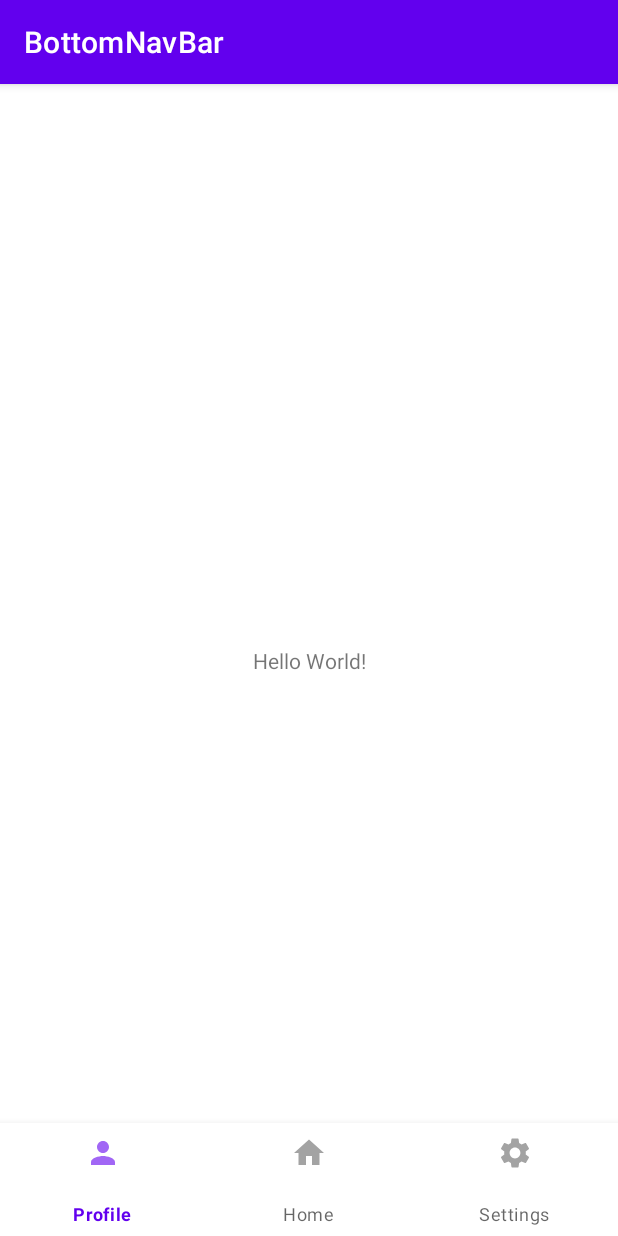
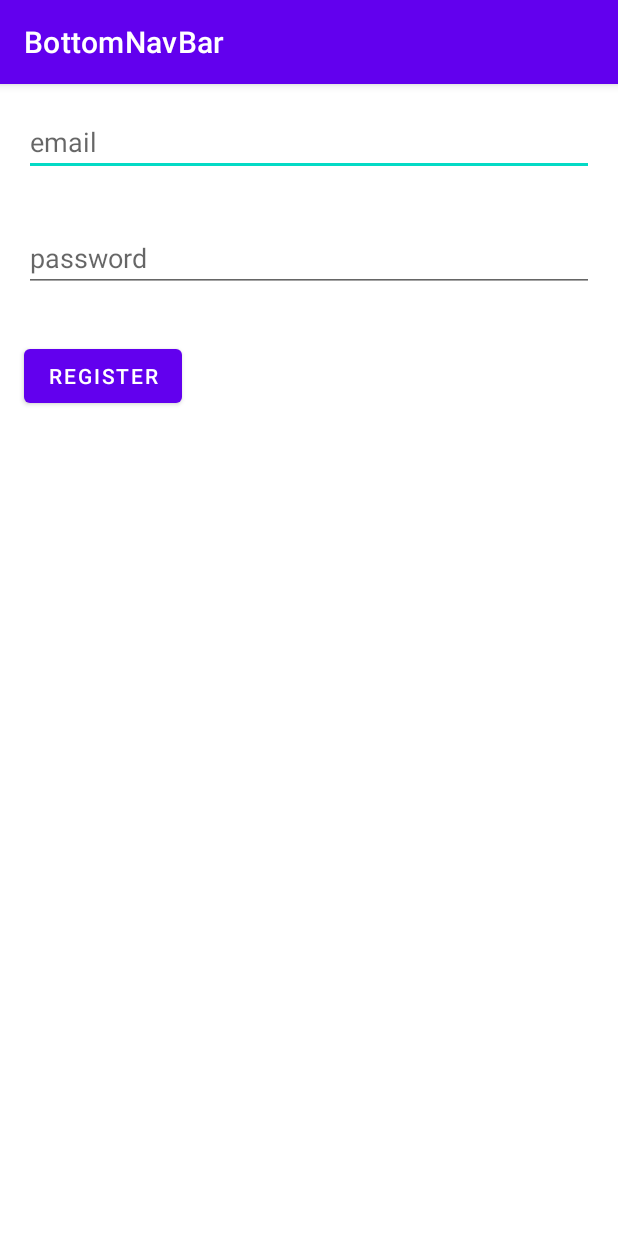
Before and after one commit to carlosguinovart/App-s-Android, an Android app: the screen it shows after launch (MainActivity before the commit, LoginActivity after it), on a phone screen of 412 x 824 dp. Run offline under Robolectric (Android 15) with nearby library versions, the phone set to English and light mode, and no system bars; our stand-ins replace Firebase (no records; nobody signed in at launch, a user with empty details on screens opened directly).

Commit message:
commit FIREBASE BALL

```diff
--- a/BottomNavBar/app/build.gradle
+++ b/BottomNavBar/app/build.gradle
@@ -1,5 +1,6 @@
 plugins {
     id 'com.android.application'
+    id 'com.google.gms.google-services'
 }
 
 android {
@@ -33,6 +34,7 @@ dependencies {
     implementation 'androidx.appcompat:appcompat:1.6.1'
     implementation 'com.google.android.material:material:1.9.0'
     implementation 'androidx.constraintlayout:constraintlayout:2.1.4'
+    implementation 'com.google.firebase:firebase-auth-ktx:22.0.0'
     testImplementation 'junit:junit:4.13.2'
     androidTestImplementation 'androidx.test.ext:junit:1.1.5'
     androidTestImplementation 'androidx.test.espresso:espresso-core:3.5.1'
--- a/BottomNavBar/app/src/main/AndroidManifest.xml
+++ b/BottomNavBar/app/src/main/AndroidManifest.xml
@@ -12,6 +12,9 @@
         android:theme="@style/Theme.BottomNavBar"
         tools:targetApi="31">
         <activity
+            android:name=".LoginActivity"
+            android:exported="false" />
+        <activity
             android:name=".MainActivity"
             android:exported="true">
             <intent-filter>
--- a/BottomNavBar/app/src/main/java/com/example/bottomnavbar/HomeFragment.java
+++ b/BottomNavBar/app/src/main/java/com/example/bottomnavbar/HomeFragment.java
@@ -20,9 +20,7 @@ public class HomeFragment extends Fragment {
     private static final String ARG_PARAM1 = "param1";
     private static final String ARG_PARAM2 = "param2";
 
-    // TODO: Rename and change types of parameters
-    private String mParam1;
-    private String mParam2;
+
 
     public HomeFragment() {
         // Required empty public constructor
@@ -38,7 +36,6 @@ public class HomeFragment extends Fragment {
     // TODO: Rename and change types and number of parameters
     public static HomeFragment newInstance() {
         HomeFragment fragment = new HomeFragment();
-
         return fragment;
     }
 
@@ -46,8 +43,7 @@ public class HomeFragment extends Fragment {
     public void onCreate(Bundle savedInstanceState) {
         super.onCreate(savedInstanceState);
         if (getArguments() != null) {
-            mParam1 = getArguments().getString(ARG_PARAM1);
-            mParam2 = getArguments().getString(ARG_PARAM2);
+
         }
     }
 
--- /dev/null
+++ b/BottomNavBar/app/src/main/java/com/example/bottomnavbar/LoginActivity.java
@@ -0,0 +1,49 @@
+package com.example.bottomnavbar;
+
+import androidx.annotation.NonNull;
+import androidx.appcompat.app.AppCompatActivity;
+
+import android.os.Bundle;
+import android.util.Log;
+import android.view.View;
+import android.widget.EditText;
+
+import com.google.android.gms.tasks.OnCompleteListener;
+import com.google.android.gms.tasks.Task;
+import com.google.firebase.auth.AuthResult;
+import com.google.firebase.auth.FirebaseAuth;
+
+public class LoginActivity extends AppCompatActivity {
+    FirebaseAuth firebaseAuth;
+
+    EditText etMail, etPassword;
+
+
+    @Override
+    protected void onCreate(Bundle savedInstanceState) {
+        super.onCreate(savedInstanceState);
+        setContentView(R.layout.activity_login);
+        firebaseAuth = FirebaseAuth.getInstance();
+
+        etMail = findViewById(R.id.etEmail);
+        etPassword = findViewById(R.id.etPassword);
+    }
+
+    public void registerClicked(View view) {
+        String mail = etMail.getText().toString();
+        String password = etPassword.getText().toString();
+
+        firebaseAuth.createUserWithEmailAndPassword(mail, password).addOnCompleteListener(this, new OnCompleteListener<AuthResult>(){
+            @Override
+            public void onComplete(@NonNull Task<AuthResult> task) {
+                if( task.isSuccessful()){
+                    Log.v("carlos", "OK");
+                    finish();
+                }else{
+                    Log.v("Carlos", task.getException().getMessage());
+                }
+            }
+        });
+
+    }
+}
--- a/BottomNavBar/app/src/main/java/com/example/bottomnavbar/MainActivity.java
+++ b/BottomNavBar/app/src/main/java/com/example/bottomnavbar/MainActivity.java
@@ -2,7 +2,9 @@ package com.example.bottomnavbar;
 
 import androidx.annotation.NonNull;
 import androidx.appcompat.app.AppCompatActivity;
+import androidx.fragment.app.FragmentManager;
 
+import android.content.Intent;
 import android.os.Bundle;
 import android.util.Log;
 import android.view.MenuItem;
@@ -10,14 +12,17 @@ import android.view.MenuItem;
 import com.google.android.material.bottomnavigation.BottomNavigationMenuView;
 import com.google.android.material.bottomnavigation.BottomNavigationView;
 import com.google.android.material.navigation.NavigationView;
+import com.google.firebase.auth.FirebaseAuth;
+import com.google.firebase.auth.FirebaseUser;
 
 public class MainActivity extends AppCompatActivity implements BottomNavigationView.OnNavigationItemSelectedListener {
 
     BottomNavigationView bottomNavigationView;
-
     ProfileFragment profileFragment;
     HomeFragment homeFragment;
     SettingsFragment settingsFragment;
+
+    FirebaseAuth firebaseAuth;
 
     @Override
     protected void onCreate(Bundle savedInstanceState) {
@@ -28,17 +33,45 @@ public class MainActivity extends AppCompatActivity implements BottomNavigationV
 
         bottomNavigationView.setOnNavigationItemSelectedListener(this);
 
-        bottomNavigationView.setSelectedItemId(R.id.ic_profile);
-
         profileFragment=ProfileFragment.newInstance();
         homeFragment=HomeFragment.newInstance();
         settingsFragment=SettingsFragment.newInstance();
+
+        bottomNavigationView.setSelectedItemId(R.id.ic_profile);
+
+        firebaseAuth = FirebaseAuth.getInstance();
+
+        FirebaseUser currentUser = firebaseAuth.getCurrentUser();
+        if (currentUser ==null){//no hi ha user
+            Intent intent = new Intent(this, LoginActivity.class);
+            startActivity(intent);
+        }
 
     }
 
     @Override
     public boolean onNavigationItemSelected(@NonNull MenuItem item) {
         Log.v("carlos", item.getItemId()+"");
-        return false;
+        FragmentManager fm= getSupportFragmentManager();
+        switch (item.getItemId()){
+            case R.id.ic_profile:
+                fm.beginTransaction().replace(R.id.fl_content,profileFragment)
+                        .commit();
+                break;
+            case R.id.ic_home:
+                fm.beginTransaction().replace(R.id.fl_content,homeFragment)
+                        .commit();
+                break;
+            case R.id.ic_settings:
+                fm.beginTransaction().replace(R.id.fl_content,settingsFragment)
+                        .commit();
+                break;
+        }
+        return true;
     }
+
+
+
+
+
 }
--- /dev/null
+++ b/BottomNavBar/app/src/main/res/layout/activity_login.xml
@@ -0,0 +1,35 @@
+<?xml version="1.0" encoding="utf-8"?>
+<LinearLayout xmlns:android="http://schemas.android.com/apk/res/android"
+    xmlns:app="http://schemas.android.com/apk/res-auto"
+    xmlns:tools="http://schemas.android.com/tools"
+    android:layout_width="match_parent"
+    android:layout_height="match_parent"
+    android:orientation="vertical"
+    tools:context=".LoginActivity">
+
+    <EditText
+        android:id="@+id/etEmail"
+        android:layout_width="match_parent"
+        android:layout_height="wrap_content"
+        android:layout_margin="16dp"
+        android:ems="10"
+        android:hint="@string/e_mail"
+        android:inputType="textEmailAddress" />
+
+    <EditText
+        android:id="@+id/etPassword"
+        android:layout_width="match_parent"
+        android:layout_height="wrap_content"
+        android:layout_margin="16dp"
+        android:ems="10"
+        android:hint="@string/password"
+        android:inputType="textPassword" />
+
+    <Button
+        android:id="@+id/btn_register"
+        android:layout_width="wrap_content"
+        android:layout_height="wrap_content"
+        android:layout_margin="16dp"
+        android:onClick="registerClicked"
+        android:text="@string/register" />
+</LinearLayout>
--- a/BottomNavBar/app/src/main/res/values/strings.xml
+++ b/BottomNavBar/app/src/main/res/values/strings.xml
@@ -5,4 +5,7 @@
     <string name="menu_settings">Settings</string>
     <!-- TODO: Remove or change this placeholder text -->
     <string name="hello_blank_fragment">Hello blank fragment</string>
+    <string name="register">register</string>
+    <string name="password">password</string>
+    <string name="e_mail">email</string>
 </resources>
--- a/BottomNavBar/build.gradle
+++ b/BottomNavBar/build.gradle
@@ -1,4 +1,8 @@
-// Top-level build file where you can add configuration options common to all sub-projects/modules.
+buildscript {
+    dependencies {
+        classpath 'com.google.gms:google-services:4.3.15'
+    }
+}// Top-level build file where you can add configuration options common to all sub-projects/modules.
 plugins {
     id 'com.android.application' version '7.4.2' apply false
     id 'com.android.library' version '7.4.2' apply false
```
